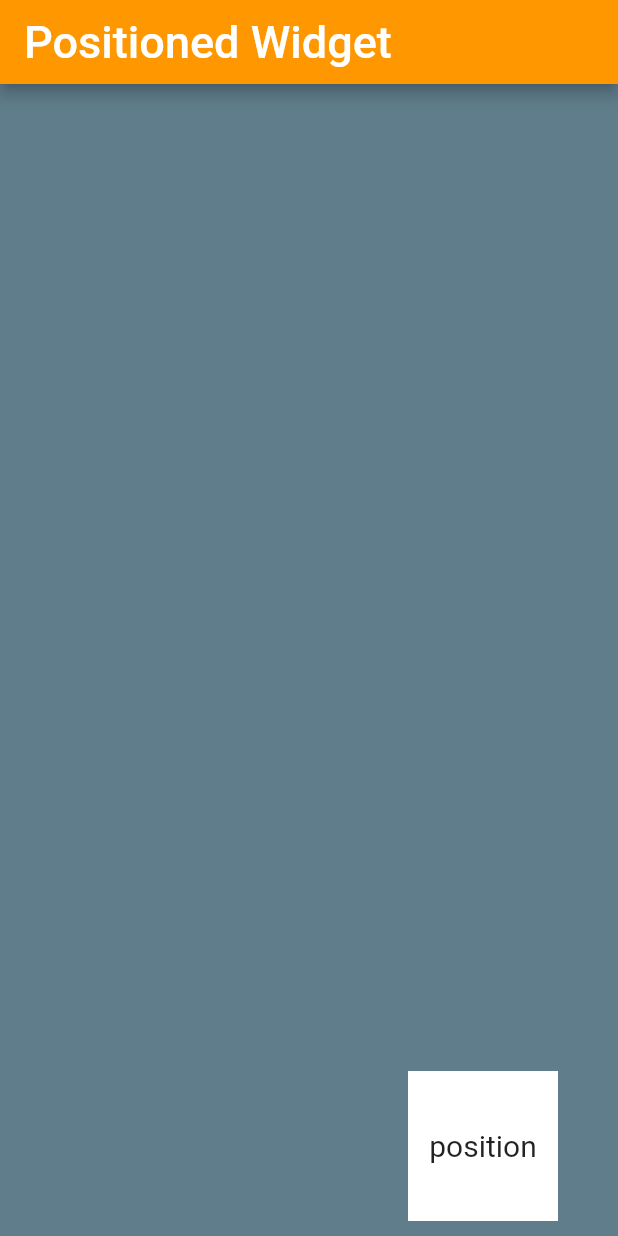
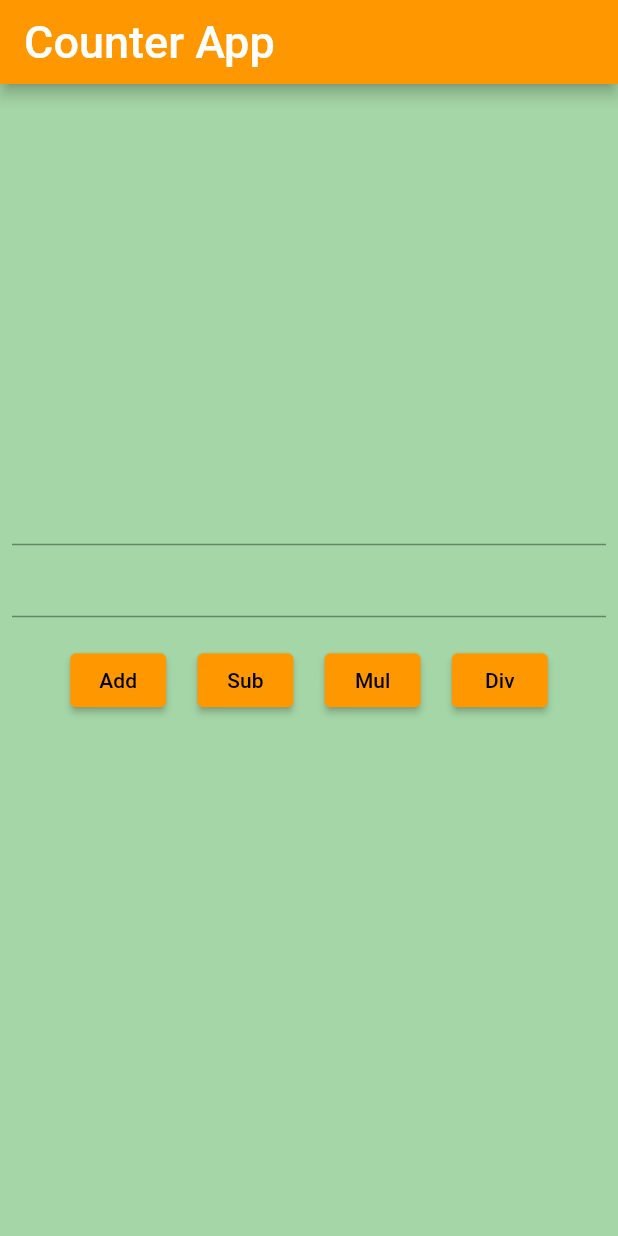
Before and after one commit to rabikrishnayadav/learn_flutter, a Flutter app: the screen it shows after launch, on a phone screen of 412 x 824 dp. Run offline on Flutter 3.47's test engine with Material 2 defaults, Android fonts, the phone set to English and light mode, and no system bars; our stand-ins replace font_awesome_flutter.

Commit message:
Simple Calculator Add

```diff
--- a/lib/main.dart
+++ b/lib/main.dart
@@ -14,7 +14,7 @@ class MyApp extends StatelessWidget {
   @override
   Widget build(BuildContext context) {
     return MaterialApp(
-      title: 'Learn Flutter',
+      title: 'Flutter Demo',
       debugShowCheckedModeBanner: false,
       theme: ThemeData(
           primarySwatch: Colors.orange,
@@ -37,93 +37,81 @@ class MyHomePage extends StatefulWidget {
 
 class _MyHomePageState extends State<MyHomePage> {
 
-  //  Center Widget aligns its child widget to the center of the available space on the screen
-
-  // Button are the graphical control element that provides
-  // A user to trigger an even such as taking actions, making choices, searching things, and many more.
-  // They can be placed anywhere in our UI like dialogs, forms, cards, toolbar, etc.
-  // Types of Button
-  // 1. Text Button (Flat Button)   2. Elevated Button (Raised Button)    3. Outlined Button
-
-  // Column and Row
-  // One of the most common layout patterns is t arrange widgets vertically or horizontally.
-  // You can use Row widget to arrange widgets horizontally, and a Column widget to arrange widgets vertically.
-
-  // Inkwell Widget
-  // Inkwell is the material widget in flutter
-  // It is used for give onTap option to other widget like button
-  // It responds to the touch action as performed by the user.
-  // Inkwell will respond when the user clicks it. Tap on it.
-  // There are so many gestures like double-tap, long press, tap down etc.
-
-  // List View
-  // Listview in flutter is a widget used to display items in a linear manner.
-  // for example, list view is used in apps like zomato & swiggy to display a list of restaurants.
-  // Since it is a scrollable widget we can display multiple items on the same screen.
-  // if the scroll direction is vertical the children will be arranged one after another from top to bottom.
-  // when the scroll direction is horizontal the children will be arranged from left to right.
-
-  // List Tile have 3 main component
-  // 1. Leading   2. Title & Subtitle   3.Trailing
-
-  // Circle Avtar
-  // It is simply a circle in which we can add background color, background image, or just some text.
-  // It usually represents a user with his image or with his initials.
-  // Although we can make a similar widget from the group up
-  // This widget comes in handy in the fast development of an application.
-
-  // Text Input Widget
-  // A TextField is an input element which holds the alphanumeric, such as name,password, address, etc.
-  // Enables the user to enter text information using a programmable code
-
-  // Stack Widget
-  // A widget that positions its children relative to the edge of its box.
-  // This class is useful if we want to overlap several children in a simple way,
-  // for example having some text and an image, overlaid with a gradient and a button attached to the bottom.
-
-  // SizedBox Widget
-  // its use for give width and height
-  // its come with 3 function
-  // 1. extended (for full height & width)
-  // 2. shrink (for minimum height & width)
-  // 3. square (for same height and width)
-
-  callBack(){
-    print("Clicked!!");
-  }
-
-  @override
-  Widget build(BuildContext context) {
-
   var arrNames =  ["ram","laxman","bharat","satrudhan","Rabi", "krishna","yadav",
     "ram","laxman","bharat","satrudhan","Rabi", "krishna","yadav"];
 
   var email = TextEditingController();
   var password = TextEditingController();
+  var no1Controller = TextEditingController();
+  var no2Controller = TextEditingController();
+  var result = "";
+  var time = DateTime.now();
 
-    var time = DateTime.now();
+  @override
+  Widget build(BuildContext context) {
 
     return Scaffold(
       appBar: AppBar(
-        title: Text("Positioned Widget", style: mTextStyle50()),
+        title: Text("Counter App", style: mTextStyle50()),
       ),
       body: Container(
-        width: double.infinity,
-        height: double.infinity,
-        color: Colors.blueGrey,
-        child: Stack(
+        color: Colors.green.shade200,
+        child: Center(
+          child: Padding(
+            padding: const EdgeInsets.all(8.0),
+            child: Column(
+              mainAxisAlignment: MainAxisAlignment.center,
               children: [
-            Positioned(
-              bottom: 10,
-              right: 40,
-              child: Container(
-                width: 100,
-                height: 100,
-                color: Colors.white,
-                child: Center(child: Text("position", style: TextStyle(fontSize: 20),)),
+                TextField(
+                  keyboardType: TextInputType.number,
+                  controller: no1Controller,
                 ),
-            )
+                TextField(
+                  keyboardType: TextInputType.number,
+                  controller: no2Controller,
+                ),
+                Padding(
+                  padding: const EdgeInsets.all(18.0),
+                  child: Row(
+                    mainAxisAlignment: MainAxisAlignment.spaceEvenly,
+                    children: [
+                      ElevatedButton(onPressed: (){
+                        setState(() {
+                          var no1 = int.parse(no1Controller.text.toString());
+                          var no2 = int.parse(no2Controller.text.toString());
+                          var sum = no1 + no2;
+                          result = "The sum of $no1 and $no2 is: $sum";
+                        });
+                      }, child: Text('Add')),
+                      ElevatedButton(onPressed: (){
+                        var no1 = int.parse(no1Controller.text.toString());
+                        var no2 = int.parse(no2Controller.text.toString());
+                        var sum = no1 - no2;
+                        result = "The sub of $no1 and $no2 is: $sum";
+                        setState(() {});
+                      }, child: Text('Sub')),
+                      ElevatedButton(onPressed: (){
+                        var no1 = int.parse(no1Controller.text.toString());
+                        var no2 = int.parse(no2Controller.text.toString());
+                        var mult = no1 * no2;
+                        result = "The Multiplication of $no1 and $no2 is: $mult";
+                        setState(() {});
+                      }, child: Text('Mul')),
+                      ElevatedButton(onPressed: (){
+                        var no1 = int.parse(no1Controller.text.toString());
+                        var no2 = int.parse(no2Controller.text.toString());
+                        var div = no1 / no2;
+                        result = "The Division of $no1 and $no2 is: ${div.toStringAsFixed(2)}";
+                        setState(() {});
+                      }, child: Text('Div')),
                     ],
+                  ),
+                ),
+                Padding(padding: EdgeInsets.all(20),
+                  child: Text(result, style: TextStyle(fontSize: 25),),)
+              ],
+            ),
+          ),
         ),
       )
     );
```
Lines whose indentation alone changed are shown as unchanged.
